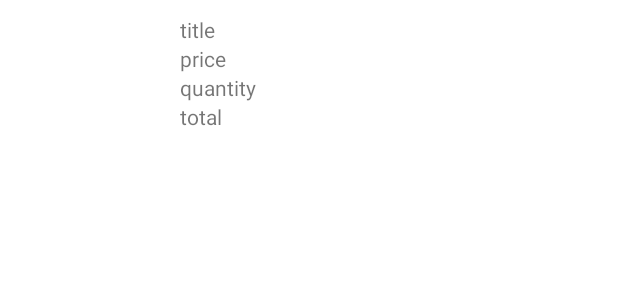
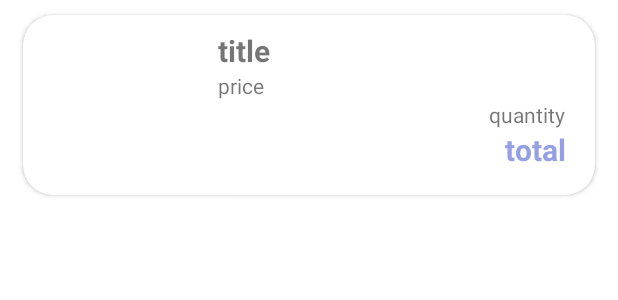
Before and after one commit to PricyWinner/Supermarket, an Android app: the layout card_cart.xml on its own in the app's theme, with its tools: preview values and no code run, on a phone screen of 412 x 824 dp. Shown: the top 300 px of the screen. Run offline under Robolectric (Android 15) with nearby library versions, the phone set to English and light mode, and no system bars.

Commit message:
benerin tampilan cart

```diff
--- a/app/build.gradle
+++ b/app/build.gradle
@@ -38,4 +38,6 @@ dependencies {
     testImplementation 'junit:junit:4.+'
     androidTestImplementation 'androidx.test.ext:junit:1.1.3'
     androidTestImplementation 'androidx.test.espresso:espresso-core:3.4.0'
+    implementation 'androidx.recyclerview:recyclerview:1.1.0'
+    implementation 'androidx.cardview:cardview:1.0.0'
 }
--- a/app/src/main/java/com/example/Supermarket/MainActivity.java
+++ b/app/src/main/java/com/example/Supermarket/MainActivity.java
@@ -38,6 +38,7 @@ public class MainActivity extends AppCompatActivity implements View.OnClickListe
     SearchView searchView;
     Button btn_sayur, btn_daging, btn_dairy, btn_bumbu, btn_cart;
     BottomNavigationView bottom_navigation;
+
 //    String[] category = {"sayur dan buah", "daging dan seafood", "dairy", "bumbu dapur"};
     @Override
     protected void onCreate(@Nullable Bundle savedInstanceState) {
--- a/app/src/main/res/layout/card_cart.xml
+++ b/app/src/main/res/layout/card_cart.xml
@@ -1,11 +1,21 @@
 <?xml version="1.0" encoding="utf-8"?>
-<LinearLayout xmlns:android="http://schemas.android.com/apk/res/android"
+<androidx.cardview.widget.CardView xmlns:android="http://schemas.android.com/apk/res/android"
     android:layout_width="match_parent"
     android:layout_height="wrap_content"
+    xmlns:app="http://schemas.android.com/apk/res-auto"
     android:orientation="horizontal"
     android:paddingTop="10dp"
-    android:paddingBottom="5dp">
+    app:cardCornerRadius="20dp"
+    android:paddingBottom="5dp"
+    android:layout_marginRight="15dp"
+    android:layout_marginTop="10dp"
+    android:layout_marginBottom="15dp"
+    android:layout_marginLeft="15dp"
+    app:contentPadding="10dp">
 
+    <RelativeLayout
+        android:layout_width="match_parent"
+        android:layout_height="wrap_content">
         <ImageView
             android:layout_width="120dp"
             android:layout_height="100dp"
@@ -13,11 +23,14 @@
         <LinearLayout
             android:layout_width="match_parent"
             android:layout_height="wrap_content"
+            android:layout_toRightOf="@id/iv_image"
             android:orientation="vertical">
             <TextView
                 android:layout_width="wrap_content"
                 android:layout_height="wrap_content"
                 android:text="title"
+                android:textStyle="bold"
+                android:textSize="20dp"
                 android:id="@+id/tv_item_title"/>
 
             <TextView
@@ -26,14 +39,23 @@
                 android:text="price"
                 android:id="@+id/tv_item_price"/>
             <TextView
-            android:layout_width="wrap_content"
+                android:layout_width="match_parent"
                 android:layout_height="wrap_content"
                 android:text="quantity"
+                android:gravity="right"
+                android:layout_marginRight="10dp"
                 android:id="@+id/tv_item_quantity"/>
             <TextView
-            android:layout_width="wrap_content"
+                android:layout_width="match_parent"
                 android:layout_height="wrap_content"
                 android:text="total"
+                android:gravity="right"
+                android:layout_marginRight="10dp"
+                android:textColor="@color/blue_200"
+                android:textStyle="bold"
+                android:textSize="20dp"
                 android:id="@+id/tv_totalPrice"/>
         </LinearLayout>
-</LinearLayout>
+    </RelativeLayout>
+
+</androidx.cardview.widget.CardView>
```
Also changed, not shown: app/src/main/java/Adapters/CartAdapter.java (+10 -3 lines), app/src/main/java/com/example/Supermarket/RegisterActivity.java (+7 -0 lines), app/src/main/res/layout/activity_register.xml (+15 -0 lines). Lines whose indentation alone changed are shown as unchanged.
